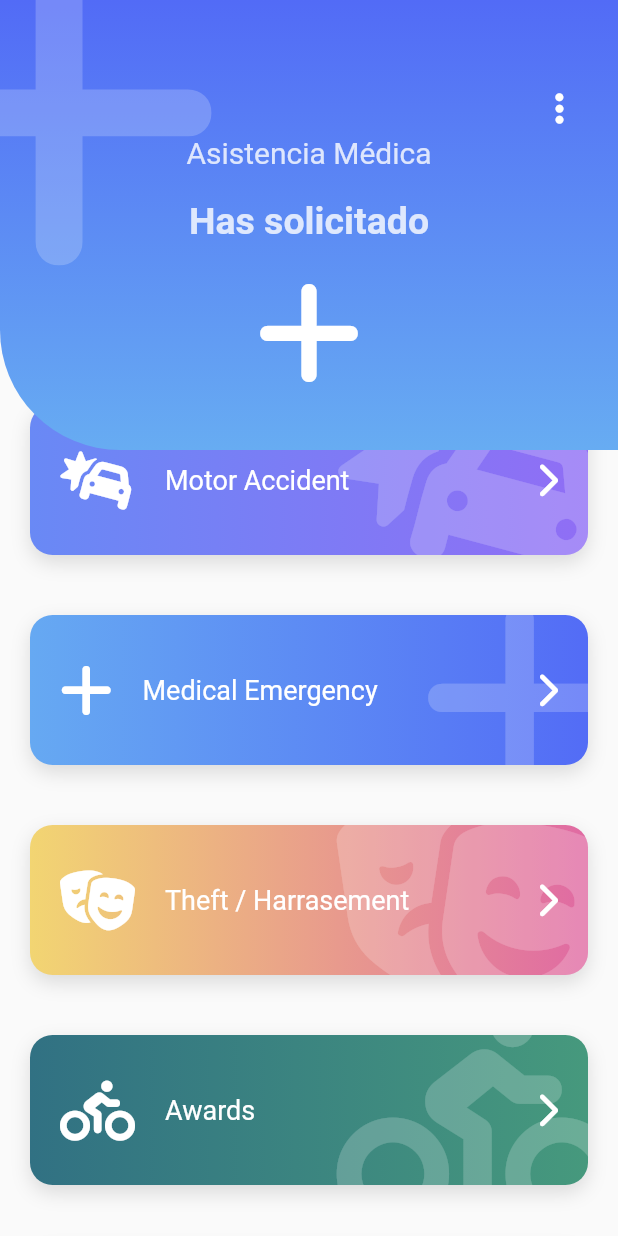
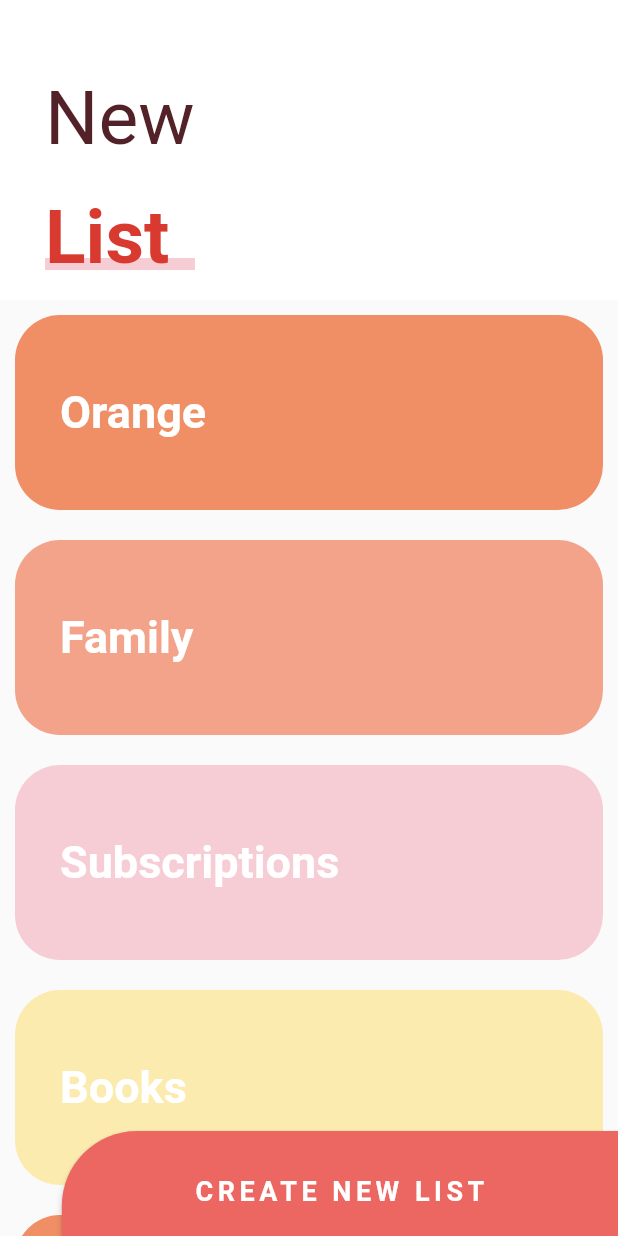
Before and after one commit to mauro-arcelles/disenos-flutter-intermedio, a Flutter app: the screen it shows after launch, on a phone screen of 412 x 824 dp. Run offline on Flutter 3.47's test engine with Material 2 defaults, Android fonts, the phone set to English and light mode, and no system bars; our stand-ins replace animate_do, flutter_svg, font_awesome_flutter.

Commit message:
sliver with title

```diff
--- a/lib/main.dart
+++ b/lib/main.dart
@@ -1,7 +1,8 @@
 // import 'package:disenos/labs/circular_progress_screen.dart';
 // import 'package:disenos/screens/graficas_circulares_screen.dart';
 // import 'package:disenos/screens/headers_screen.dart';
-import 'package:disenos/screens/emergency_screen.dart';
+// import 'package:disenos/screens/emergency_screen.dart';
+import 'package:disenos/screens/sliver_list_screen.dart';
 // import 'package:disenos/screens/pinterest_screen.dart';
 // import 'package:disenos/screens/slideshow_screen.dart';
 import 'package:flutter/material.dart';
@@ -16,7 +17,7 @@ class MyApp extends StatelessWidget {
     return const MaterialApp(
       debugShowCheckedModeBanner: false,
       title: 'Diseños App',
-      home: EmergencyScreen(),
+      home: SliverListScreen(),
     );
   }
 }
--- /dev/null
+++ b/lib/screens/sliver_list_screen.dart
@@ -0,0 +1,199 @@
+import 'package:flutter/cupertino.dart';
+import 'package:flutter/material.dart';
+
+class SliverListScreen extends StatelessWidget {
+  const SliverListScreen({Key? key}) : super(key: key);
+
+  @override
+  Widget build(BuildContext context) {
+    return Scaffold(
+      // body: _Titulo(),
+      body: Stack(
+        children: const [
+          _MainScroll(),
+          Positioned(
+            bottom: -10,
+            right: 0,
+            child: _BotonNewList(),
+          ),
+        ],
+      ),
+    );
+  }
+}
+
+class _BotonNewList extends StatelessWidget {
+  const _BotonNewList({super.key});
+
+  @override
+  Widget build(BuildContext context) {
+    final size = MediaQuery.of(context).size;
+
+    return Container(
+      width: size.width * 0.9,
+      height: 80,
+      child: MaterialButton(
+        onPressed: () {},
+        color: const Color(0xffED6762),
+        shape: const RoundedRectangleBorder(
+          borderRadius: BorderRadius.only(topLeft: Radius.circular(50)),
+        ),
+        child: const Text(
+          'CREATE NEW LIST',
+          style: TextStyle(
+            color: Colors.white,
+            fontSize: 18,
+            fontWeight: FontWeight.bold,
+            letterSpacing: 3,
+          ),
+        ),
+      ),
+    );
+  }
+}
+
+class _MainScroll extends StatelessWidget {
+  final items = const [
+    _ListItem(titulo: 'Orange', color: Color(0xffF08F66)),
+    _ListItem(titulo: 'Family', color: Color(0xffF2A38A)),
+    _ListItem(titulo: 'Subscriptions', color: Color(0xffF7CDD5)),
+    _ListItem(titulo: 'Books', color: Color(0xffFCEBAF)),
+    _ListItem(titulo: 'Orange', color: Color(0xffF08F66)),
+    _ListItem(titulo: 'Family', color: Color(0xffF2A38A)),
+    _ListItem(titulo: 'Subscriptions', color: Color(0xffF7CDD5)),
+    _ListItem(titulo: 'Books', color: Color(0xffFCEBAF)),
+    _ListItem(titulo: 'Orange', color: Color(0xffF08F66)),
+    _ListItem(titulo: 'Family', color: Color(0xffF2A38A)),
+    _ListItem(titulo: 'Subscriptions', color: Color(0xffF7CDD5)),
+    _ListItem(titulo: 'Books', color: Color(0xffFCEBAF)),
+    _ListItem(titulo: 'Orange', color: Color(0xffF08F66)),
+    _ListItem(titulo: 'Family', color: Color(0xffF2A38A)),
+    _ListItem(titulo: 'Subscriptions', color: Color(0xffF7CDD5)),
+    _ListItem(titulo: 'Books', color: Color(0xffFCEBAF)),
+  ];
+
+  const _MainScroll({super.key});
+
+  @override
+  Widget build(BuildContext context) {
+    return CustomScrollView(
+      slivers: [
+        // SliverAppBar(
+        //   backgroundColor: Colors.red,
+        // ),
+        SliverPersistentHeader(
+          floating: true,
+          delegate: _SliverCustomHeaderDelegate(
+            maxHeight: 170,
+            minHeight: 200,
+            child: Container(
+              color: Colors.white,
+              child: const _Titulo(),
+            ),
+          ),
+        ),
+
+        SliverList(
+          delegate: SliverChildListDelegate([
+            ...items,
+            const SizedBox(
+              height: 100,
+            )
+          ]),
+        ),
+      ],
+    );
+  }
+}
+
+class _SliverCustomHeaderDelegate extends SliverPersistentHeaderDelegate {
+  final double minHeight;
+  final double maxHeight;
+  final Widget child;
+
+  _SliverCustomHeaderDelegate({
+    required this.minHeight,
+    required this.maxHeight,
+    required this.child,
+  });
+
+  @override
+  Widget build(BuildContext context, double shrinkOffset, bool overlapsContent) {
+    return SizedBox.expand(child: child);
+  }
+
+  @override
+  double get maxExtent => minHeight;
+
+  @override
+  double get minExtent => minHeight;
+
+  @override
+  bool shouldRebuild(covariant _SliverCustomHeaderDelegate oldDelegate) {
+    return maxHeight != oldDelegate.maxHeight || minHeight != oldDelegate.minHeight || child != oldDelegate.child;
+  }
+}
+
+class _Titulo extends StatelessWidget {
+  const _Titulo({super.key});
+
+  @override
+  Widget build(BuildContext context) {
+    return Column(
+      crossAxisAlignment: CrossAxisAlignment.start,
+      children: [
+        const SizedBox(height: 30, width: double.infinity),
+        Container(
+          margin: const EdgeInsets.symmetric(horizontal: 30, vertical: 20),
+          child: const Text('New', style: TextStyle(color: Color(0xff532128), fontSize: 50)),
+        ),
+        Container(
+          margin: const EdgeInsets.symmetric(horizontal: 30),
+          child: Stack(
+            children: [
+              const SizedBox(width: 100),
+              Positioned(
+                bottom: 8,
+                child: Container(
+                  width: 120,
+                  height: 8,
+                  color: const Color(0xffF7CDD5),
+                ),
+              ),
+              const Text('List', style: TextStyle(color: Color(0xffD93A30), fontSize: 50, fontWeight: FontWeight.bold)),
+            ],
+          ),
+        )
+      ],
+    );
+  }
+}
+
+class _ListItem extends StatelessWidget {
+  final String titulo;
+  final Color color;
+
+  const _ListItem({
+    Key? key,
+    required this.titulo,
+    required this.color,
+  }) : super(key: key);
+
+  @override
+  Widget build(BuildContext context) {
+    return Container(
+      alignment: Alignment.centerLeft,
+      padding: const EdgeInsets.all(30),
+      height: 130,
+      margin: const EdgeInsets.all(10),
+      decoration: BoxDecoration(
+        color: color,
+        borderRadius: BorderRadius.circular(30),
+      ),
+      child: Text(
+        titulo,
+        style: const TextStyle(color: Colors.white, fontWeight: FontWeight.bold, fontSize: 30),
+      ),
+    );
+  }
+}
```
